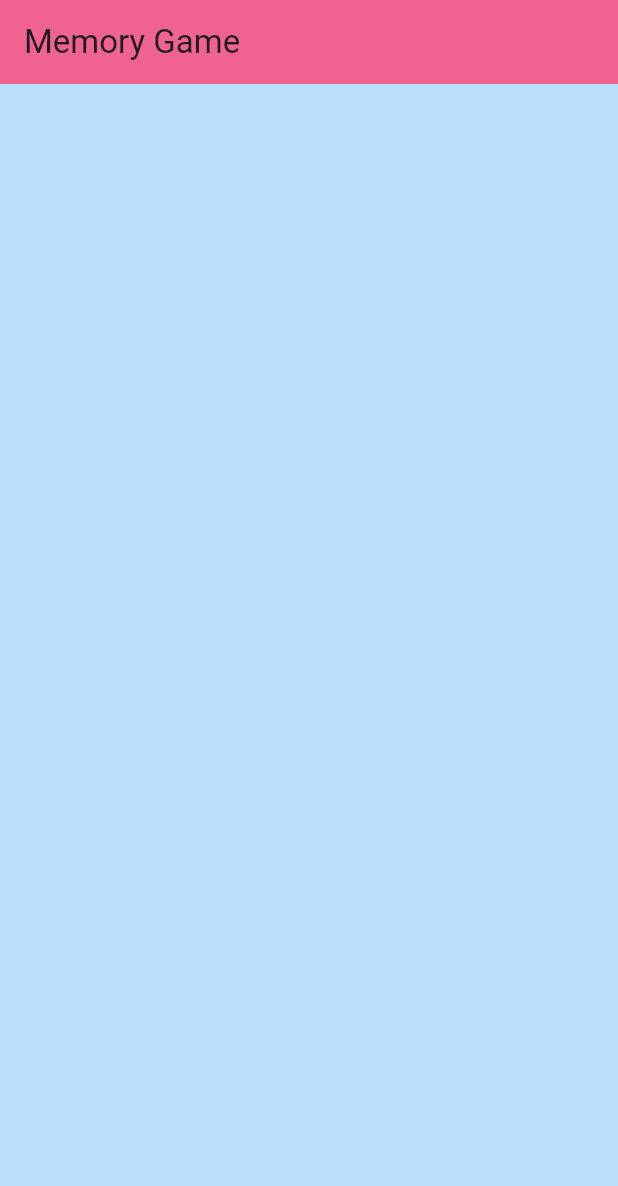
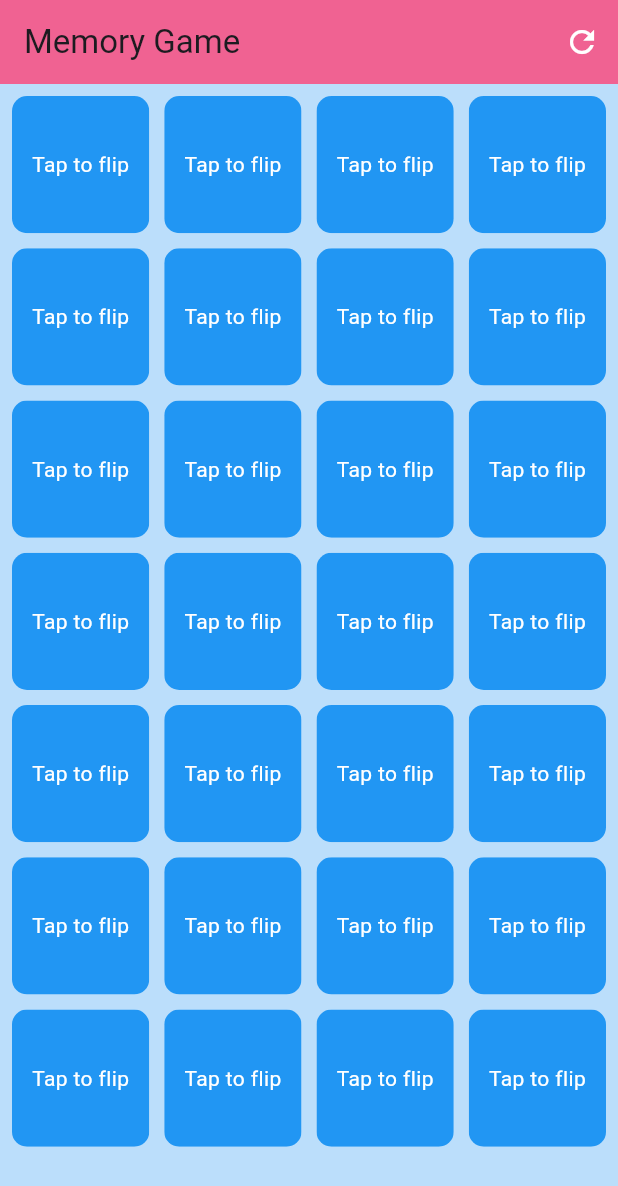
Before and after one commit to heatherfischer/memory_game1, a Flutter app: the screen it shows after launch, on a phone screen of 412 x 824 dp. Shown: the top 1186 px of the screen. Run offline on Flutter 3.47's test engine with Material 3 defaults, Android fonts, the phone set to English and light mode, and no system bars.

Commit message:
build main screen

```diff
--- a/lib/main.dart
+++ b/lib/main.dart
@@ -1,15 +1,113 @@
+import 'dart:math';
 import 'package:flutter/material.dart';
 
 void main() {
-  runApp(
-    MaterialApp(
+  runApp(const MemoryGameScreen());
+}
+
+class MemoryGameScreen extends StatefulWidget {
+  const MemoryGameScreen({super.key});
+
+  @override
+  _MemoryGameScreenState createState() => _MemoryGameScreenState();
+}
+
+class _MemoryGameScreenState extends State<MemoryGameScreen> {
+  final List<String> imagePaths = [
+    "assets/images/cowboy.jpg",
+    "assets/images/skimask.jpg",
+    "assets/images/elf.jpeg",
+    "assets/images/ghost.jpg",
+    "assets/images/glitterHat.tiff",
+    "assets/images/greysweater.jpeg",
+    "assets/images/hawaii.jpg",
+    "assets/images/hiphop.jpg",
+    "assets/images/nose.tiff",
+    "assets/images/glasses.jpg",
+    "assets/images/sunglasses.jpeg",
+    "assets/images/superman.jpg",
+    "assets/images/sweater.jpg",
+    "assets/images/witch.tiff"
+  ];
+
+  List<String> gameImages = [];
+  List<bool> flippedCards = []; // Track flipped state
+
+  @override
+  void initState() {
+    super.initState();
+    setupGame();
+  }
+
+  void setupGame() {
+    setState(() {
+      gameImages = [...imagePaths, ...imagePaths]; // Duplicate images
+      gameImages.shuffle(Random()); // Shuffle images
+      flippedCards = List.generate(gameImages.length, (index) => false); // Hide all initially
+    });
+  }
+
+  void flipCard(int index) {
+    setState(() {
+      flippedCards[index] = !flippedCards[index]; // Toggle flip state
+    });
+  }
+
+  void restartGame() {
+    setupGame();
+    ScaffoldMessenger.of(context).showSnackBar(
+      const SnackBar(content: Text("Game restarted!")),
+    );
+  }
+
+  @override
+  Widget build(BuildContext context) {
+    return MaterialApp(
       home: Scaffold(
         backgroundColor: Colors.blue[100],
         appBar: AppBar(
-          title: Text('Memory Game'),
+          title: const Text('Memory Game'),
           backgroundColor: Colors.pink[300],
+          actions: [
+            IconButton(
+              icon: Icon(Icons.refresh, color: Colors.white),
+              onPressed: restartGame,
+              tooltip: "Restart Game",
+            ),
+          ],
+        ),
+        body: Padding(
+          padding: const EdgeInsets.all(8.0),
+          child: GridView.builder(
+            gridDelegate: const SliverGridDelegateWithFixedCrossAxisCount(
+              crossAxisCount: 4, // 3 columns
+              crossAxisSpacing: 10, // Space between columns
+              mainAxisSpacing: 10, // Space between rows
+            ),
+            itemCount: gameImages.length,
+            itemBuilder: (context, index) {
+              return GestureDetector(
+                onTap: () {
+                  flipCard(index);
+                },
+                child: ClipRRect(
+                  borderRadius: BorderRadius.circular(10),
+                  child: flippedCards[index]
+                      ? Image.asset(
+                    gameImages[index],
+                    fit: BoxFit.cover, // Makes image fit nicely
+                  )
+                      : Container(
+                    color: Colors.blue, // Placeholder for hidden image
+                    child: const Center(child: Text("Tap to flip",
+                      style: TextStyle(color: Colors.white),)),
+                  ),
+                ),
+              );
+            },
+          ),
         ),
       ),
-    ),
-  );
+    );
+  }
 }
--- a/pubspec.yaml
+++ b/pubspec.yaml
@@ -57,10 +57,8 @@ flutter:
   # the material Icons class.
   uses-material-design: true
 
-  # To add assets to your application, add an assets section, like this:
-  # assets:
-  #   - images/a_dot_burr.jpeg
-  #   - images/a_dot_ham.jpeg
+  assets:
+    - assets/images/
 
   # An image asset can refer to one or more resolution-specific "variants", see
   # https://flutter.dev/to/resolution-aware-images
```
Also changed, not shown: assets/images/cowboy.jpg (added), assets/images/elf.jpeg (added), assets/images/ghost.jpg (added), assets/images/glasses.jpg (added), assets/images/greysweater.jpeg (added), assets/images/hawaii.jpg (added), assets/images/hiphop.jpg (added), assets/images/skimask.jpg (added), assets/images/sunglasses.jpeg (added), assets/images/superman.jpg (added), assets/images/sweater.jpg (added), lib/memory_game_screen.dart (added), 3 other files.
